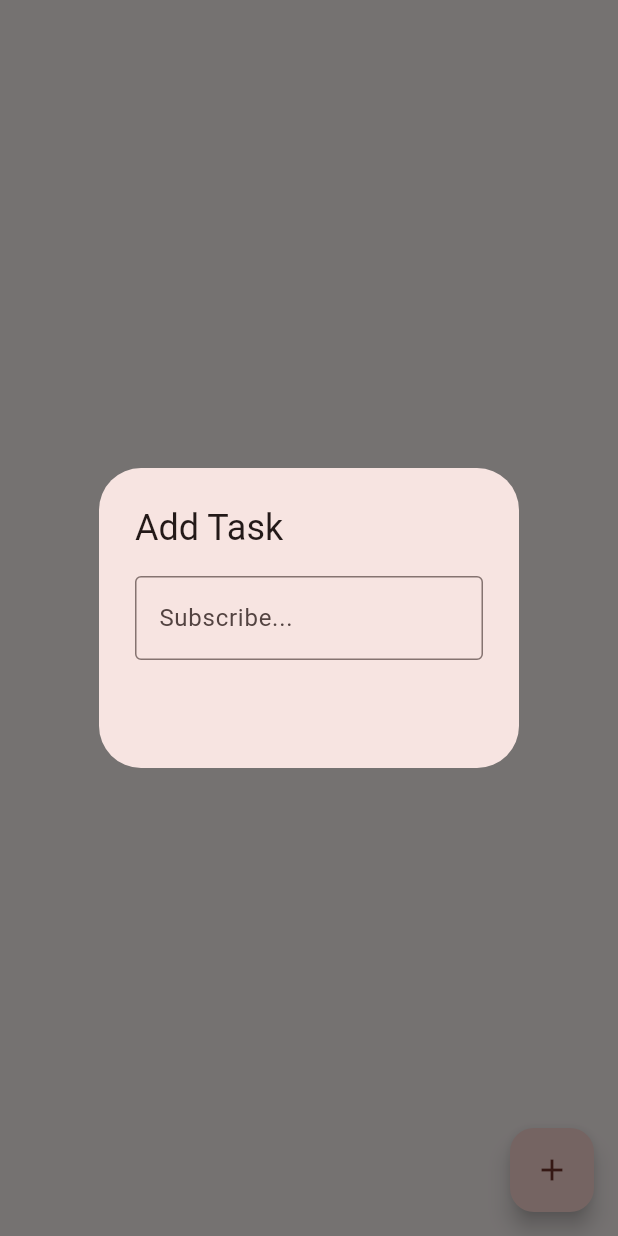
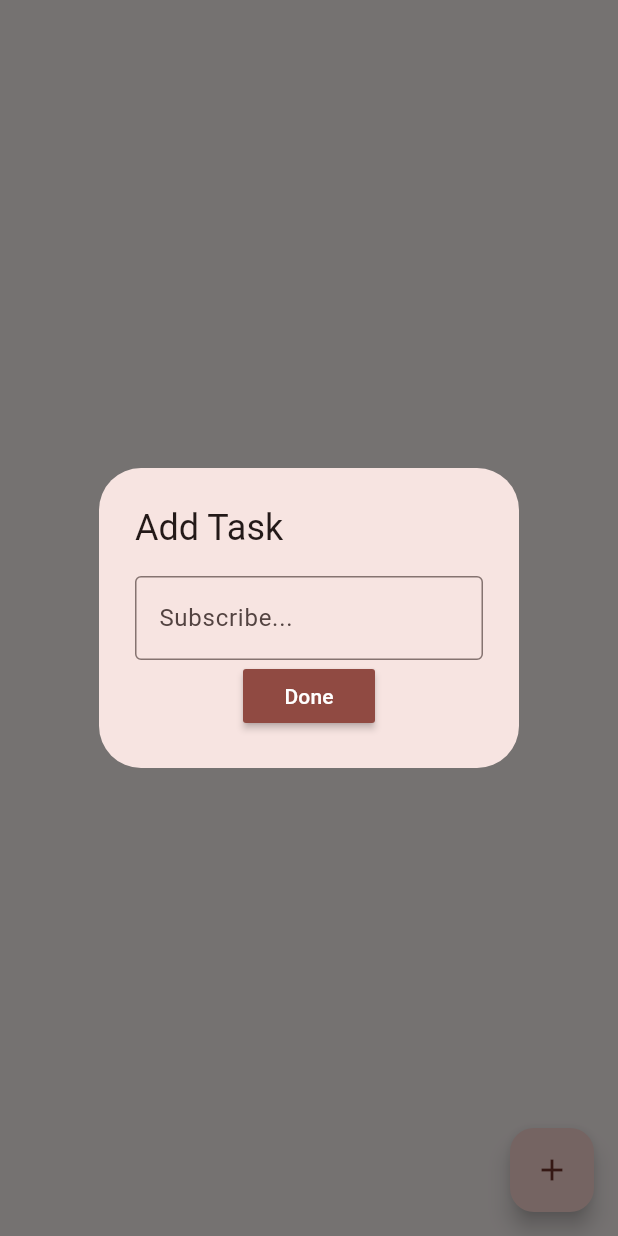
Before and after one commit to petetandon/oscars_todo_list, a Flutter app: the screen it shows after launch, after a tap on the "add" icon, on a phone screen of 412 x 824 dp. Run offline on Flutter 3.47's test engine with Material 3 defaults, Android fonts, the phone set to English and light mode, and no system bars; our stand-ins replace sqflite; accounts and stored records are empty.

Commit message:
was able to make the text field send info to the db

```diff
--- a/lib/pages/home_page.dart
+++ b/lib/pages/home_page.dart
@@ -12,6 +12,8 @@ class HomePage extends StatefulWidget {
 class _HomePageState extends State<HomePage> {
 
   final DatabaseService _databaseService = DatabaseService.instance;
+
+  String? _task = null;
 
   @override
   Widget build(Object context) {
@@ -28,17 +30,39 @@ class _HomePageState extends State<HomePage> {
         mainAxisSize: MainAxisSize.min,
         children: [
           TextField(
-            decoration: InputDecoration(
+            onChanged:(value) {
+              setState(() {
+                _task = value;
+              });
+    },
+            decoration: const InputDecoration(
               border: OutlineInputBorder(),
             hintText: 'Subscribe...',
             ),
           ),
-          MaterialButton(onPressed: () {},)
+          MaterialButton(
+            color: Theme.of(context).colorScheme.primary,
+        onPressed: () {
+              if (_task == null || _task == "") return;
+              _databaseService.addTask(_task!);
+              setState(() {
+                _task = null;
+              });
+              Navigator.pop(context);
+        },
+          child: const Text(
+            "Done",
+                style: TextStyle(
+                  color: Colors.white,
+                ),
+          )
+
+          ),
         ],
       ),
     ),
     );
   }, child: const Icon(Icons.add,));
 
+  }
 }
-}
```
